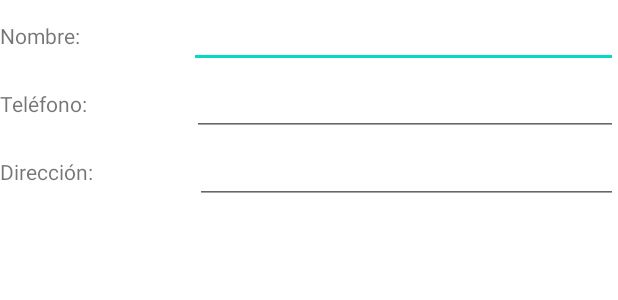
After one commit to chemecador/utilidades, an Android app: the layout fila_farmacia.xml on its own in the app's theme, with its tools: preview values and no code run, on a phone screen of 412 x 824 dp. The commit adds this screen. Shown: the top 300 px of the screen. Run offline under Robolectric (Android 15) with nearby library versions, the phone set to English and light mode, and no system bars.

Commit message:
Farmacia (no la muestra)

```diff
--- a/app/src/main/AndroidManifest.xml
+++ b/app/src/main/AndroidManifest.xml
@@ -2,6 +2,7 @@
 <manifest xmlns:android="http://schemas.android.com/apk/res/android"
     package="com.example.utilidades">
 
+    <uses-permission android:name="android.permission.INTERNET" />
     <application
         android:allowBackup="true"
         android:icon="@mipmap/ic_launcher"
@@ -9,6 +10,9 @@
         android:roundIcon="@mipmap/ic_launcher_round"
         android:supportsRtl="true"
         android:theme="@style/Theme.Utilidades">
+        <activity
+            android:name=".FarmaciaActivity"
+            android:exported="false" />
         <activity
             android:name=".PreferencesActivity"
             android:exported="false" />
--- a/app/src/main/java/com/example/utilidades/ListaCompraActivity.java
+++ b/app/src/main/java/com/example/utilidades/ListaCompraActivity.java
@@ -37,7 +37,7 @@ AdapterView.OnItemClickListener{
         anadir.setOnClickListener(this);
 
         db = new Database(this);
-        listaProductos = new ArrayList<Producto>();
+        listaProductos = new ArrayList<>();
         lvLista = findViewById(R.id.lvListaCompra);
 
         lvLista.setOnItemLongClickListener(this);//asigno el listener que reaccionará ante al pulsación larga de un elemento a la lista
@@ -59,7 +59,7 @@ AdapterView.OnItemClickListener{
 
         super.onResume();
 
-            listaProductos=db.getProductos();
+        listaProductos=db.getProductos();
         adapter=new ProductoAdapter(this, listaProductos);//Creo el adaptador para la lista, que trabajará con el arraylist listaAmigos
         lvLista.setAdapter(adapter); //asigno el adaptador propio al listview
 
@@ -101,7 +101,7 @@ AdapterView.OnItemClickListener{
     }
     @Override
     public void onCreateContextMenu(ContextMenu menu, View v, ContextMenu.ContextMenuInfo menuInfo) {
-        /*Método que se ejecutará si hay que crear un menú contextual, si
+        /* Método que se ejecutará si hay que crear un menú contextual, si
          * nuestra Activity tiene varios utilizaremos el View v para discriminar
          * qué menú es el apropiado*/
         super.onCreateContextMenu(menu, v, menuInfo);
--- a/app/src/main/java/com/example/utilidades/ProductoAdapter.java
+++ b/app/src/main/java/com/example/utilidades/ProductoAdapter.java
@@ -61,7 +61,7 @@ public class ProductoAdapter extends BaseAdapter {
 
         ViewHolder holder = null;
         if (convertView == null) {//Si convertView es nulo, será la primera vez que
-            convertView = inflater.inflate(R.layout.fila, null);
+            convertView = inflater.inflate(R.layout.fila_producto, null);
             holder = new ViewHolder();
             holder.foto = (ImageView) convertView.findViewById(R.id.ivFotoFila);
             holder.nombre = (TextView) convertView.findViewById(R.id.txtNombreFila);
--- a/app/src/main/java/com/example/utilidades/db/ConstantesDB.java
+++ b/app/src/main/java/com/example/utilidades/db/ConstantesDB.java
@@ -8,4 +8,5 @@ public class ConstantesDB {
     public static final String PRECIO="precio";
     public static final String CANTIDAD="cantidad";
     public static final String FOTO ="foto";
+    public static final String URL = "https://www.zaragoza.es/sede/servicio/farmacia.json";
 }
--- a/app/src/main/java/com/example/utilidades/util/Producto.java
+++ b/app/src/main/java/com/example/utilidades/util/Producto.java
@@ -62,6 +62,7 @@ public class Producto {
     public void setFoto(Bitmap foto) {
         this.foto = foto;
     }
+
     public Intent putExtraProducto (Intent i){
         i.putExtra("TIPO",this.getTipo());
         i.putExtra("NOMBRE",this.getNombre());
--- /dev/null
+++ b/app/src/main/res/layout/fila_farmacia.xml
@@ -0,0 +1,66 @@
+<?xml version="1.0" encoding="utf-8"?>
+<LinearLayout xmlns:android="http://schemas.android.com/apk/res/android"
+    android:layout_width="match_parent"
+    android:layout_height="match_parent"
+    android:orientation="vertical" >
+
+    <LinearLayout
+        android:layout_width="match_parent"
+        android:layout_height="wrap_content"
+        android:orientation="horizontal">
+
+        <TextView
+            android:layout_width="wrap_content"
+            android:layout_height="wrap_content"
+            android:layout_weight="1"
+            android:text="@string/strNombre" />
+
+        <EditText
+            android:id="@+id/txtFarmaciaNombre"
+            android:layout_width="wrap_content"
+            android:layout_height="wrap_content"
+            android:layout_weight="1"
+            android:ems="10"
+            android:inputType="textPersonName" />
+    </LinearLayout>
+
+    <LinearLayout
+        android:layout_width="match_parent"
+        android:layout_height="wrap_content"
+        android:orientation="horizontal">
+
+        <TextView
+            android:layout_width="wrap_content"
+            android:layout_height="wrap_content"
+            android:layout_weight="1"
+            android:text="@string/strTelefono" />
+
+        <EditText
+            android:id="@+id/txtFarmaciaTlf"
+            android:layout_width="wrap_content"
+            android:layout_height="wrap_content"
+            android:layout_weight="1"
+            android:ems="10"
+            android:inputType="textPersonName" />
+    </LinearLayout>
+
+    <LinearLayout
+        android:layout_width="match_parent"
+        android:layout_height="wrap_content"
+        android:orientation="horizontal">
+
+        <TextView
+            android:layout_width="wrap_content"
+            android:layout_height="wrap_content"
+            android:layout_weight="1"
+            android:text="@string/strDireccion" />
+
+        <EditText
+            android:id="@+id/txtFarmaciaDireccion"
+            android:layout_width="wrap_content"
+            android:layout_height="wrap_content"
+            android:layout_weight="1"
+            android:ems="10"
+            android:inputType="textPersonName" />
+    </LinearLayout>
+</LinearLayout>
--- a/app/src/main/res/values/strings.xml
+++ b/app/src/main/res/values/strings.xml
@@ -29,4 +29,8 @@
     <string name="strOrdenarPorPrecioDescripcion">Pulsa aquí si quieres ordenar los productos por precio descendente</string>
     <string name="strNombreDescripcion">Tu nombre</string>
     <string name="strNombreUsuario">Nombre de usuario</string>
+    <string name="strFarmacias">Farmacias</string>
+    <string name="strNombre">Nombre:</string>
+    <string name="strTelefono">Teléfono:</string>
+    <string name="strDireccion">Dirección:</string>
 </resources>
```
Also changed, not shown: app/src/main/java/com/example/utilidades/FarmaciaActivity.java (+37 -25 lines), app/src/main/java/com/example/utilidades/FarmaciaAdapter.java (added, +80 -0 lines), app/src/main/java/com/example/utilidades/MainActivity.java (+12 -0 lines), app/src/main/java/com/example/utilidades/util/Farmacia.java (added, +51 -0 lines), app/src/main/res/layout/activity_farmacia.xml (+7 -2 lines), app/src/main/res/layout/activity_main.xml (+14 -1 lines), app/src/main/res/layout/fila_producto.xml (renamed from app/src/main/res/layout/fila.xml).
